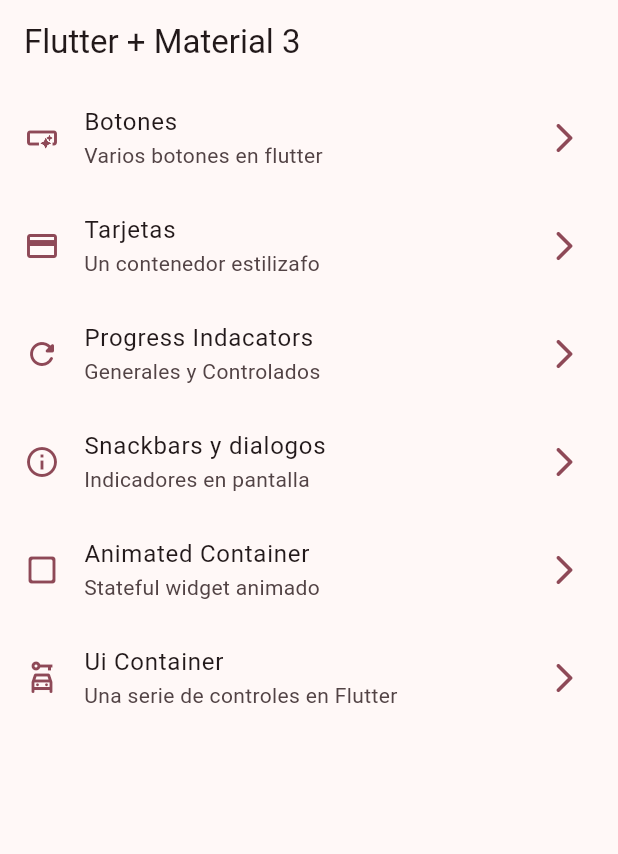
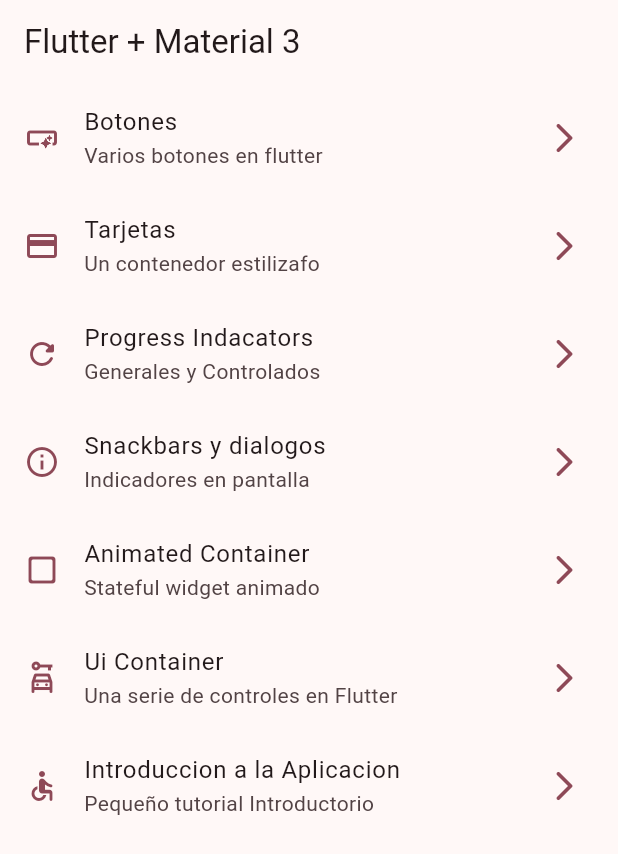
Before and after one commit to Aslyash73/AppProvider, a Flutter app: the screen it shows after launch, on a phone screen of 412 x 824 dp. Shown: the top 854 px of the screen. Run offline on Flutter 3.47's test engine with Material 2 defaults, Android fonts, the phone set to English and light mode, and no system bars; our stand-ins replace go_router.

```diff
--- a/lib/config/menu/menu_item.dart
+++ b/lib/config/menu/menu_item.dart
@@ -45,4 +45,9 @@ const appMenuItems = <MenuItem>[
       subTitle: 'Una serie de controles en Flutter',
       link: '/ui-controls',
       icon: Icons.car_rental_outlined),
+  MenuItem(
+      title: 'Introduccion a la Aplicacion',
+      subTitle: 'Pequeño tutorial Introductorio',
+      link: '/tutorial',
+      icon: Icons.accessible_rounded),
 ];
--- a/lib/config/router/app_router.dart
+++ b/lib/config/router/app_router.dart
@@ -6,6 +6,7 @@ import 'package:widgets_app/presentation/screens/progress/progress_screen.dart';
 import 'package:widgets_app/presentation/screens/snackbar/snackbar_screen.dart';
 
 import '../../presentation/screens/animated/animated_screen.dart';
+import '../../presentation/screens/app_tutorial/app_tutorial_screen.dart';
 import '../../presentation/screens/ui_controls/ui_controls_screen.dart';
 
 // GoRouter configuration
@@ -47,5 +48,10 @@ final appRouter = GoRouter(
       name: UiControlsScreen.name,
       builder: (context, state) => const UiControlsScreen(),
     ),
+    GoRoute(
+      path: '/tutorial',
+      name: TutorialScreen.name,
+      builder: (context, state) => const TutorialScreen(),
+    ),
   ],
 );
```
Also changed, not shown: assets/Images/1.png (added).
